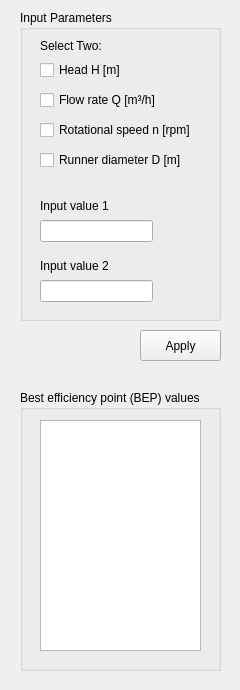
Old version of the form src/GUI_QtDesigner/sizing_widget.ui in the repository AudriusZ/Hill-Chart-Calculator.
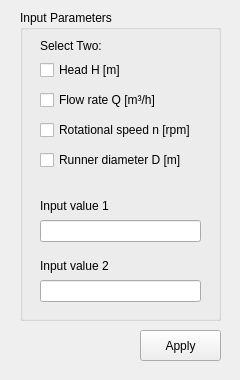
New version of the form.

Commit message: turbine sizing widget complete

```diff
--- a/src/GUI_QtDesigner/sizing_widget.ui
+++ b/src/GUI_QtDesigner/sizing_widget.ui
@@ -7,7 +7,7 @@
     <x>0</x>
     <y>0</y>
     <width>240</width>
-    <height>690</height>
+    <height>380</height>
    </rect>
   </property>
   <property name="windowTitle">
@@ -31,7 +31,7 @@
     <rect>
      <x>40</x>
      <y>220</y>
-     <width>113</width>
+     <width>161</width>
      <height>22</height>
     </rect>
    </property>
@@ -54,7 +54,7 @@
     <rect>
      <x>40</x>
      <y>280</y>
-     <width>113</width>
+     <width>161</width>
      <height>22</height>
     </rect>
    </property>
@@ -150,39 +150,6 @@
     <string>Apply</string>
    </property>
   </widget>
-  <widget class="QGroupBox" name="groupBox_2">
-   <property name="geometry">
-    <rect>
-     <x>20</x>
-     <y>390</y>
-     <width>201</width>
-     <height>281</height>
-    </rect>
-   </property>
-   <property name="title">
-    <string>Best efficiency point (BEP) values</string>
-   </property>
-   <widget class="QTextBrowser" name="textBrowser">
-    <property name="geometry">
-     <rect>
-      <x>20</x>
-      <y>30</y>
-      <width>161</width>
-      <height>231</height>
-     </rect>
-    </property>
-    <property name="html">
-     <string>&lt;!DOCTYPE HTML PUBLIC &quot;-//W3C//DTD HTML 4.0//EN&quot; &quot;http://www.w3.org/TR/REC-html40/strict.dtd&quot;&gt;
-&lt;html&gt;&lt;head&gt;&lt;meta name=&quot;qrichtext&quot; content=&quot;1&quot; /&gt;&lt;meta charset=&quot;utf-8&quot; /&gt;&lt;style type=&quot;text/css&quot;&gt;
-p, li { white-space: pre-wrap; }
-hr { height: 1px; border-width: 0; }
-li.unchecked::marker { content: &quot;\2610&quot;; }
-li.checked::marker { content: &quot;\2612&quot;; }
-&lt;/style&gt;&lt;/head&gt;&lt;body style=&quot; font-family:'Segoe UI'; font-size:9pt; font-weight:400; font-style:normal;&quot;&gt;
-&lt;p style=&quot;-qt-paragraph-type:empty; margin-top:0px; margin-bottom:0px; margin-left:0px; margin-right:0px; -qt-block-indent:0; text-indent:0px;&quot;&gt;&lt;br /&gt;&lt;/p&gt;&lt;/body&gt;&lt;/html&gt;</string>
-    </property>
-   </widget>
-  </widget>
   <zorder>groupBox</zorder>
   <zorder>label_input_1</zorder>
   <zorder>lineEdit_input_1</zorder>
```
Left out of the diff: 1 changed line with no effect on the pictures. The commit also changes 8 other files.
